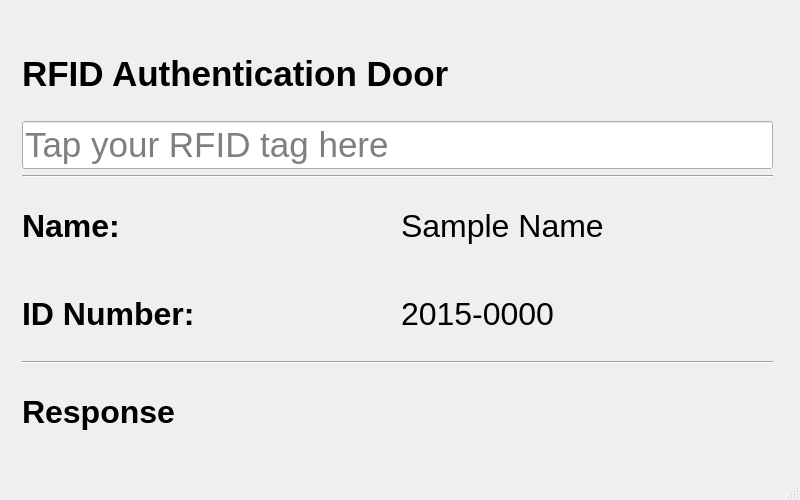
johnsolomon111/PyQt5_rfid, file rfid.ui: the form before one commit.
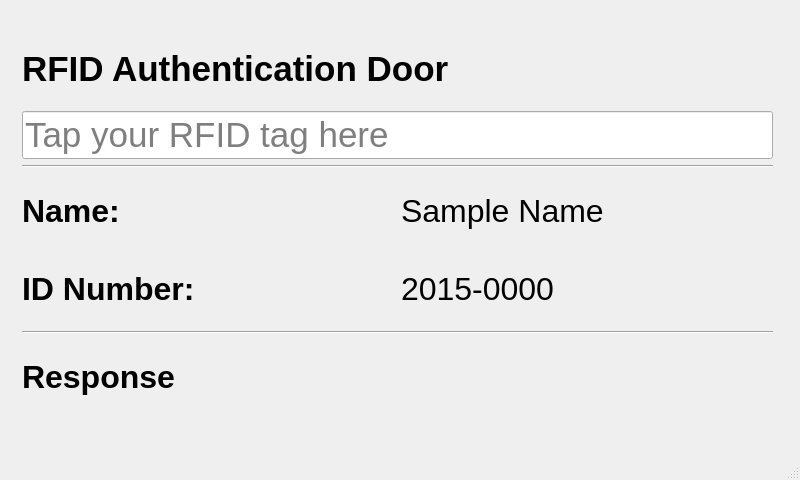
The form after the commit.

Commit message: adjusted ui to the raspi

Diff of the .ui file:
```diff
--- a/rfid.ui
+++ b/rfid.ui
@@ -7,19 +7,19 @@
     <x>0</x>
     <y>0</y>
     <width>800</width>
-    <height>500</height>
+    <height>480</height>
    </rect>
   </property>
   <property name="minimumSize">
    <size>
     <width>800</width>
-    <height>500</height>
+    <height>480</height>
    </size>
   </property>
   <property name="maximumSize">
    <size>
     <width>800</width>
-    <height>500</height>
+    <height>480</height>
    </size>
   </property>
   <property name="windowTitle">
@@ -32,7 +32,7 @@
       <x>22</x>
       <y>32</y>
       <width>751</width>
-      <height>421</height>
+      <height>381</height>
      </rect>
     </property>
     <layout class="QVBoxLayout" name="verticalLayout">
```
Left out of the diff: 4 changed lines with no effect on the pictures.
